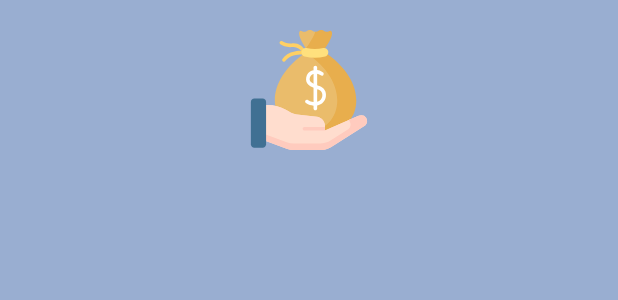
After one commit to mrtsv9/Expenses-Tracker, an Android app: the layout fragment_login.xml on its own in the app's theme, with its tools: preview values and no code run, on a phone screen of 412 x 824 dp. The commit adds this screen. Shown: the top 300 px of the screen. Run offline under Robolectric (Android 15) with nearby library versions, the phone set to English and light mode, and no system bars.

Commit message:
creating fragments and layouts

```diff
--- /dev/null
+++ b/app/src/main/res/drawable/ic_salary.xml
@@ -0,0 +1,42 @@
+<vector xmlns:android="http://schemas.android.com/apk/res/android"
+    android:width="24dp"
+    android:height="24dp"
+    android:viewportWidth="512"
+    android:viewportHeight="512">
+  <path
+      android:pathData="m230.094,94.206c-2.373,0 -4.714,-1.089 -6.229,-3.148 -7.026,-9.546 -19.528,-20.497 -39.201,-18.396 -23.161,2.467 -40.361,-4.904 -50.713,-11.521 -3.595,-2.298 -4.646,-7.075 -2.349,-10.67 2.297,-3.596 7.076,-4.646 10.67,-2.349 8.269,5.284 22.052,11.171 40.756,9.175 28.388,-3.014 45.567,14.118 53.282,24.603 2.529,3.436 1.793,8.273 -1.644,10.802 -1.379,1.014 -2.982,1.504 -4.572,1.504z"
+      android:fillColor="#ffd064"/>
+  <path
+      android:pathData="m149.207,135.233c-1.379,0 -2.773,-0.368 -4.035,-1.143 -3.637,-2.232 -4.774,-6.989 -2.542,-10.626 9.903,-16.133 28.051,-27.221 52.483,-32.065 17.814,-3.531 32.761,-2.564 33.387,-2.52 4.257,0.292 7.471,3.979 7.179,8.236 -0.292,4.254 -3.988,7.444 -8.227,7.18 -0.536,-0.036 -52.996,-3.146 -71.654,27.252 -1.458,2.377 -3.995,3.686 -6.591,3.686z"
+      android:fillColor="#ffd064"/>
+  <path
+      android:pathData="m265.662,431.277c126.881,0 197.039,-186.11 -3.326,-329.853 -4.984,-3.576 -7.944,-9.333 -7.877,-15.467 0.055,-5.069 1.661,-9.99 4.568,-14.143 9.38,-13.395 22.882,-36.309 30.979,-54.765 1.939,-4.42 -0.836,-9.174 -6.023,-9.174 -12.035,0.001 -12.035,-7.875 -24.07,-7.875s-12.035,7.876 -24.071,7.876c-10.256,0 -14.464,-8.824 -19.45,-2.406 -14.542,18.716 35.266,84.533 35.266,84.533 -219.974,144.61 -149.047,341.275 -19.171,341.275h33.175z"
+      android:fillColor="#eabc6b"/>
+  <path
+      android:pathData="m315.54,90.002s50.547,-65.604 36.012,-84.423c-4.954,-6.414 -9.178,2.297 -19.423,2.297 -12.037,-0.001 -12.037,-7.876 -24.074,-7.876 -12.036,0 -12.036,7.875 -24.072,7.875 -0.593,0 -1.134,-0.033 -1.671,-0.07 -4.836,20.73 -26.629,53.025 -39.1,70.317 4.911,7.207 8.447,11.879 8.447,11.879 -2.934,1.929 -5.806,3.869 -8.637,5.816 210.171,144.459 139.847,335.459 11.31,335.459h81.158c130.269,0.001 200.757,-196.183 -19.95,-341.274z"
+      android:fillColor="#e8ae4d"/>
+  <path
+      android:pathData="m324.939,113.336c-29.371,7.418 -58.388,7.418 -87.764,0 -10.224,-2.582 -16.02,-14.079 -12.341,-24.53 0.041,-0.117 0.082,-0.234 0.123,-0.351 3.085,-8.762 11.834,-13.679 20.409,-11.526 24.05,6.038 47.324,6.04 71.381,0 8.575,-2.153 17.324,2.764 20.409,11.526 0.041,0.117 0.082,0.234 0.123,0.351 3.68,10.451 -2.116,21.948 -12.34,24.53z"
+      android:fillColor="#ffe07d"/>
+  <path
+      android:pathData="m48.777,465.019 l111.856,41.634c9.5,3.536 19.555,5.347 29.692,5.347h115.276c16.132,0 31.932,-4.584 45.559,-13.219l144.337,-91.46c9.523,-8.456 11.288,-22.666 4.124,-33.195 -7.839,-11.52 -20.806,-13.522 -35.075,-6.775l-140.526,61.874 0.166,-22.799c-1.861,-18.714 -16.27,-33.733 -34.89,-36.367l-85.576,-9.853c-19.741,-2.793 -29.605,-9.409 -46.815,-19.476 -23.495,-13.744 -50.225,-20.988 -77.445,-20.988h-30.683z"
+      android:fillColor="#ffddce"/>
+  <path
+      android:pathData="m153.84,484.469c9.987,3.717 20.558,5.621 31.214,5.621h121.186c12.902,0 25.598,-2.796 37.243,-8.127l84.739,-53.696c7.873,-4.989 12.871,-13.673 12.615,-22.99 -0.136,-4.941 -1.646,-9.887 -4.605,-14.235 0,0 -2.58,-4.421 -5.231,-8.921l-106.981,47.104 0.166,-22.799c-1.861,-18.714 -16.27,-33.733 -34.89,-36.367l-85.576,-9.853c-19.741,-2.793 -29.605,-9.409 -46.815,-19.476 -23.495,-13.744 -50.225,-20.988 -77.445,-20.988h-30.683v125.621z"
+      android:fillColor="#ffddce"/>
+  <path
+      android:pathData="m499.62,374.126c-7.839,-11.52 -20.806,-13.522 -35.075,-6.775l-38.653,17.019c1.872,2.963 3.361,5.328 3.361,5.328 7.164,10.529 5.399,24.739 -4.124,33.195l-84.103,53.292c-11.077,5.071 -23.154,7.731 -35.427,7.731h-115.274c-10.137,0 -20.192,-1.811 -29.692,-5.347l-111.856,-41.635v28.084l111.856,41.635c9.5,3.536 19.555,5.347 29.692,5.347h94.182,21.095c16.132,0 31.932,-4.584 45.559,-13.219l144.337,-91.46c9.521,-8.456 11.287,-22.667 4.122,-33.195z"
+      android:fillColor="#ffcbbe"/>
+  <path
+      android:pathData="m313.694,382.938 l-0.004,0.55 0.363,-0.16c-0.118,-0.132 -0.24,-0.259 -0.359,-0.39z"
+      android:fillColor="#f5dbcc"/>
+  <path
+      android:pathData="m324.019,429.211h-87.379c-4.267,0 -7.726,-3.458 -7.726,-7.726s3.458,-7.726 7.726,-7.726h87.492z"
+      android:fillColor="#ffcbbe"/>
+  <path
+      android:pathData="m72.846,487.299c0,8.116 -6.579,14.695 -14.695,14.695h-35.466c-8.116,0 -14.695,-6.579 -14.695,-14.695v-179.936c0,-8.116 6.579,-14.695 14.695,-14.695h35.466c8.116,0 14.695,6.579 14.695,14.695z"
+      android:fillColor="#407093"/>
+  <path
+      android:pathData="m300.616,239.427c-3.538,-1.251 -6.794,-2.447 -9.798,-3.602v-49.26c9.138,1.515 14.624,6.242 15.026,6.599 3.139,2.854 7.995,2.644 10.875,-0.479 2.893,-3.137 2.696,-8.023 -0.441,-10.917 -0.543,-0.503 -10.005,-9.027 -25.461,-10.807v-10.985c0,-4.267 -3.458,-7.726 -7.726,-7.726s-7.726,3.458 -7.726,7.726v11.611c-1.863,0.357 -3.771,0.811 -5.732,1.401 -13.106,3.947 -22.902,15.185 -25.567,29.326 -2.418,12.832 1.65,25.173 10.618,32.207 5.148,4.038 11.63,7.735 20.681,11.687v61.102c-8.941,-0.375 -14.432,-2.059 -24.029,-8.336 -3.571,-2.335 -8.358,-1.335 -10.694,2.236 -2.336,3.57 -1.335,8.358 2.236,10.694 12.612,8.251 21.043,10.403 32.487,10.848v12.264c0,4.267 3.458,7.726 7.726,7.726s7.726,-3.458 7.726,-7.726v-12.807c21.688,-3.519 34.344,-21.074 37.096,-37.45 3.442,-20.461 -7.275,-38.254 -27.297,-45.332zM264.22,222.362c-4.411,-3.459 -6.314,-10.045 -4.968,-17.187 1.247,-6.623 5.801,-14.67 14.839,-17.392 0.43,-0.13 0.853,-0.242 1.276,-0.355v41.733c-4.627,-2.309 -8.255,-4.531 -11.147,-6.799zM312.677,282.195c-1.705,10.139 -9.147,20.963 -21.859,24.221v-54.094c1.503,0.55 3.039,1.105 4.647,1.673 19.227,6.796 18.035,23.303 17.212,28.2z"
+      android:fillColor="#fff"/>
+</vector>
--- /dev/null
+++ b/app/src/main/res/layout/fragment_login.xml
@@ -0,0 +1,17 @@
+<?xml version="1.0" encoding="utf-8"?>
+<androidx.constraintlayout.widget.ConstraintLayout xmlns:android="http://schemas.android.com/apk/res/android"
+    android:layout_width="match_parent"
+    android:layout_height="match_parent"
+    xmlns:app="http://schemas.android.com/apk/res-auto"
+    android:background="#99AED1">
+
+    <ImageView
+        android:layout_width="80dp"
+        android:layout_height="80dp"
+        android:src="@drawable/ic_salary"
+        app:layout_constraintEnd_toEndOf="parent"
+        app:layout_constraintStart_toStartOf="parent"
+        app:layout_constraintTop_toTopOf="parent"
+        android:layout_marginTop="20dp"/>
+
+</androidx.constraintlayout.widget.ConstraintLayout>
--- a/app/src/main/res/values/strings.xml
+++ b/app/src/main/res/values/strings.xml
@@ -4,4 +4,5 @@
     <string name="categories">Categories</string>
     <string name="transactions">Transactions</string>
     <string name="profile">Profile</string>
+    <string name="title">Just title</string>
 </resources>
--- a/app/src/main/res/values/themes.xml
+++ b/app/src/main/res/values/themes.xml
@@ -10,7 +10,15 @@
         <item name="colorSecondaryVariant">@color/teal_700</item>
         <item name="colorOnSecondary">@color/black</item>
         <!-- Status bar color. -->
-        <item name="android:statusBarColor" tools:targetApi="l">?attr/colorPrimaryVariant</item>
+        <item name="android:statusBarColor" tools:targetApi="l">#1D7DD3</item>
         <!-- Customize your theme here. -->
     </style>
+
+    <style name="LabelText" parent="Theme.Design">
+        <item name="android:textColor">#060B17</item>
+        <item name="android:textSize">26sp</item>
+        <item name="fontFamily">monospace</item>
+        <item name="android:textStyle">bold</item>
+    </style>
+
 </resources>
```
Also changed, not shown: app/src/main/res/layout/activity_main.xml (+29 -2 lines).
